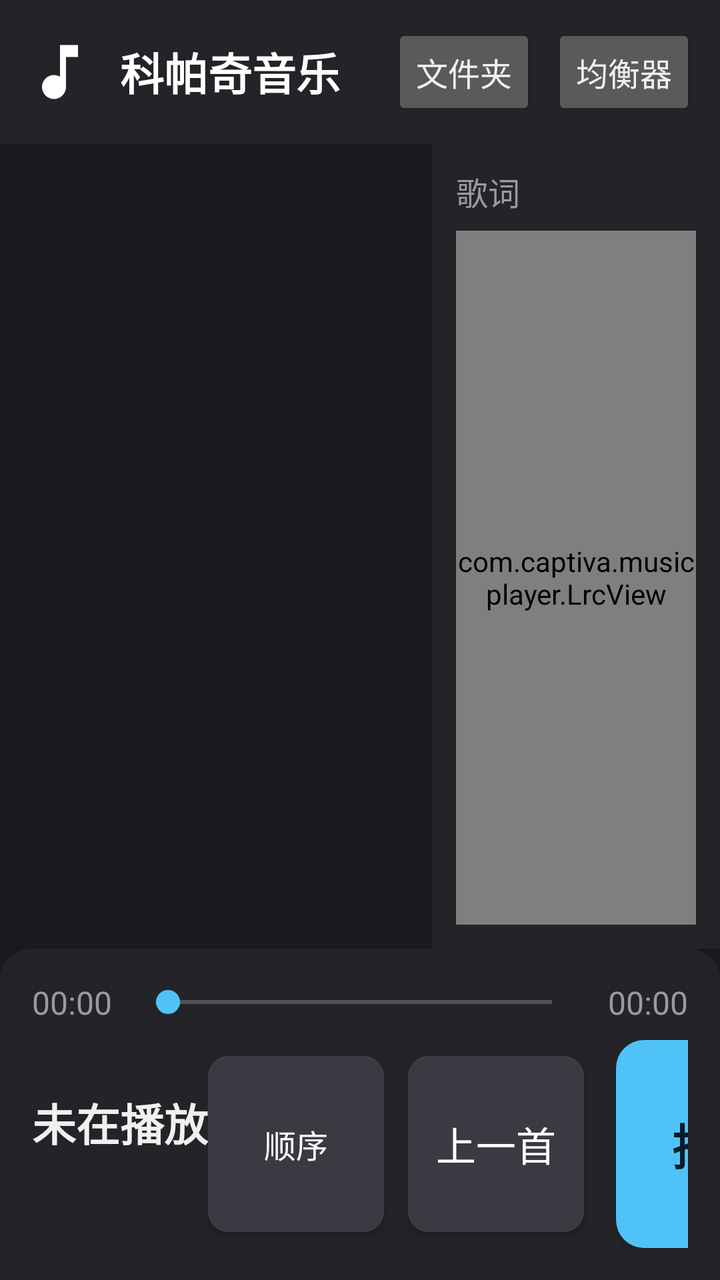
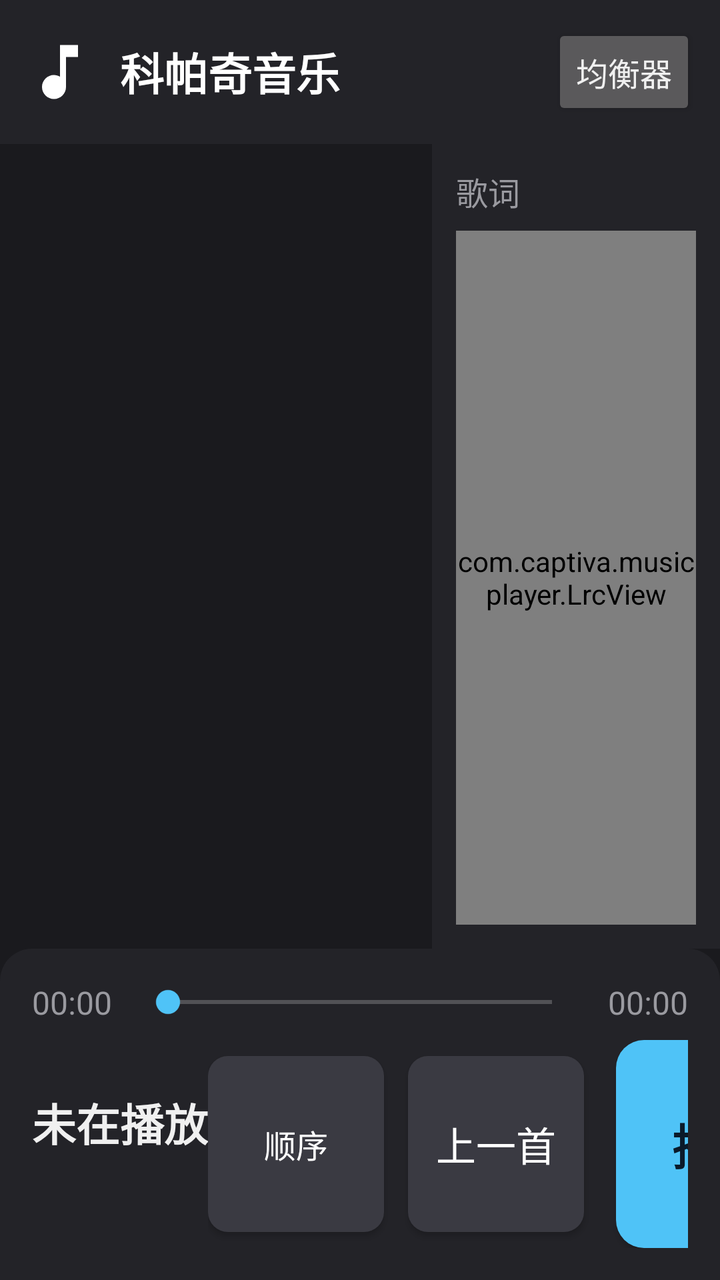

Before-and-after screenshots of an Android layout around one commit, followed by the original layout XML and the change that was made.
<!-- AndroidManifest.xml: application theme Theme.CaptivaMusic -->
<!-- res/layout/activity_main.xml -->
<?xml version="1.0" encoding="utf-8"?>
<LinearLayout xmlns:android="http://schemas.android.com/apk/res/android"
    android:layout_width="match_parent"
    android:layout_height="match_parent"
    android:orientation="vertical"
    android:background="@color/bg_main">

    
    <LinearLayout
        android:layout_width="match_parent"
        android:layout_height="wrap_content"
        android:orientation="horizontal"
        android:gravity="center_vertical"
        android:padding="@dimen/title_bar_padding"
        android:background="@color/bg_title_bar">

        <ImageView
            android:layout_width="36dp"
            android:layout_height="36dp"
            android:src="@drawable/ic_music_note"
            android:contentDescription="@string/app_name" />

        <TextView
            android:layout_width="0dp"
            android:layout_height="wrap_content"
            android:layout_weight="1"
            android:layout_marginStart="12dp"
            android:layout_marginLeft="12dp"
            android:text="@string/app_name"
            android:textColor="@color/text_title"
            android:textSize="@dimen/title_text_size"
            android:textStyle="bold" />

        <TextView
            android:id="@+id/tv_count"
            android:layout_width="wrap_content"
            android:layout_height="wrap_content"
            android:textColor="@color/text_secondary"
            android:textSize="@dimen/sub_text_size" />

        
        <Button
            android:id="@+id/btn_folder"
            android:layout_width="wrap_content"
            android:layout_height="wrap_content"
            android:layout_marginStart="12dp"
            android:layout_marginLeft="12dp"
            android:minWidth="72dp"
            android:text="文件夹"
            android:textSize="@dimen/sub_text_size" />

        <Button
            android:id="@+id/btn_equalizer"
            android:layout_width="wrap_content"
            android:layout_height="wrap_content"
            android:layout_marginStart="8dp"
            android:layout_marginLeft="8dp"
            android:minWidth="72dp"
            android:text="均衡器"
            android:textSize="@dimen/sub_text_size" />
    </LinearLayout>

    
    <LinearLayout
        android:layout_width="match_parent"
        android:layout_height="0dp"
        android:layout_weight="1"
        android:orientation="horizontal">

        
        <FrameLayout
            android:layout_width="0dp"
            android:layout_height="match_parent"
            android:layout_weight="3">

            <androidx.recyclerview.widget.RecyclerView
                android:id="@+id/rv_list"
                android:layout_width="match_parent"
                android:layout_height="match_parent"
                android:scrollbars="vertical"
                android:overScrollMode="ifContentScrolls" />

            <TextView
                android:id="@+id/tv_empty"
                android:layout_width="wrap_content"
                android:layout_height="wrap_content"
                android:layout_gravity="center"
                android:textColor="@color/text_secondary"
                android:textSize="@dimen/sub_text_size"
                android:visibility="gone" />
        </FrameLayout>

        
        <LinearLayout
            android:layout_width="0dp"
            android:layout_height="match_parent"
            android:layout_weight="2"
            android:orientation="vertical"
            android:padding="12dp"
            android:background="@color/bg_title_bar">

            <TextView
                android:layout_width="match_parent"
                android:layout_height="wrap_content"
                android:text="歌词"
                android:textColor="@color/text_secondary"
                android:textSize="@dimen/sub_text_size"
                android:layout_marginBottom="8dp" />

            <com.captiva.musicplayer.LrcView
                android:id="@+id/lrc_view"
                android:layout_width="match_parent"
                android:layout_height="match_parent" />
        </LinearLayout>
    </LinearLayout>

    
    <LinearLayout
        android:layout_width="match_parent"
        android:layout_height="wrap_content"
        android:orientation="vertical"
        android:padding="@dimen/control_bar_padding"
        android:background="@drawable/bg_control_bar">

        
        <LinearLayout
            android:layout_width="match_parent"
            android:layout_height="wrap_content"
            android:orientation="horizontal"
            android:gravity="center_vertical">

            <TextView
                android:id="@+id/tv_current_time"
                android:layout_width="wrap_content"
                android:layout_height="wrap_content"
                android:text="00:00"
                android:textColor="@color/text_secondary"
                android:textSize="@dimen/time_text_size" />

            <SeekBar
                android:id="@+id/sb_progress"
                android:layout_width="0dp"
                android:layout_height="wrap_content"
                android:layout_weight="1"
                android:layout_marginLeft="12dp"
                android:layout_marginRight="12dp"
                android:maxHeight="4dp"
                android:progressTint="@color/accent"
                android:thumbTint="@color/accent" />

            <TextView
                android:id="@+id/tv_total_time"
                android:layout_width="wrap_content"
                android:layout_height="wrap_content"
                android:text="00:00"
                android:textColor="@color/text_secondary"
                android:textSize="@dimen/time_text_size" />
        </LinearLayout>

        
        <LinearLayout
            android:layout_width="match_parent"
            android:layout_height="wrap_content"
            android:orientation="horizontal"
            android:gravity="center_vertical"
            android:layout_marginTop="8dp">

            
            <LinearLayout
                android:layout_width="0dp"
                android:layout_height="wrap_content"
                android:layout_weight="1"
                android:orientation="vertical">

                <TextView
                    android:id="@+id/tv_now_title"
                    android:layout_width="match_parent"
                    android:layout_height="wrap_content"
                    android:singleLine="true"
                    android:ellipsize="end"
                    android:text="未在播放"
                    android:textColor="@color/text_primary"
                    android:textSize="@dimen/now_title_text_size"
                    android:textStyle="bold" />

                <TextView
                    android:id="@+id/tv_now_artist"
                    android:layout_width="match_parent"
                    android:layout_height="wrap_content"
                    android:singleLine="true"
                    android:ellipsize="end"
                    android:textColor="@color/text_secondary"
                    android:textSize="@dimen/sub_text_size" />
            </LinearLayout>

            
            <LinearLayout
                android:layout_width="wrap_content"
                android:layout_height="wrap_content"
                android:orientation="horizontal"
                android:gravity="center_vertical">

                <Button
                    android:id="@+id/btn_mode"
                    android:layout_width="@dimen/btn_size"
                    android:layout_height="@dimen/btn_size"
                    android:background="@drawable/bg_btn"
                    android:text="顺序"
                    android:textColor="@color/btn_text"
                    android:textSize="16sp" />

                <Button
                    android:id="@+id/btn_prev"
                    android:layout_width="@dimen/btn_size"
                    android:layout_height="@dimen/btn_size"
                    android:layout_marginLeft="12dp"
                    android:background="@drawable/bg_btn"
                    android:text="上一首"
                    android:textColor="@color/btn_text"
                    android:textSize="@dimen/btn_text_size" />

                <Button
                    android:id="@+id/btn_play"
                    android:layout_width="@dimen/btn_size_play"
                    android:layout_height="@dimen/btn_size_play"
                    android:layout_marginLeft="16dp"
                    android:layout_marginRight="16dp"
                    android:background="@drawable/bg_btn_play"
                    android:text="播放"
                    android:textColor="@color/btn_play_text"
                    android:textSize="@dimen/btn_play_text_size"
                    android:textStyle="bold" />

                <Button
                    android:id="@+id/btn_next"
                    android:layout_width="@dimen/btn_size"
                    android:layout_height="@dimen/btn_size"
                    android:background="@drawable/bg_btn"
                    android:text="下一首"
                    android:textColor="@color/btn_text"
                    android:textSize="@dimen/btn_text_size" />
            </LinearLayout>
        </LinearLayout>
    </LinearLayout>

</LinearLayout>
<!-- resources referenced by this layout -->
<resources>
  <color name="accent">#4FC3F7</color>
  <color name="bg_main">#1A1A1E</color>
  <color name="bg_title_bar">#232328</color>
  <color name="btn_play_text">#0A1A2A</color>
  <color name="btn_text">#FFFFFF</color>
  <color name="text_primary">#F0F0F0</color>
  <color name="text_secondary">#9A9AA0</color>
  <color name="text_title">#FFFFFF</color>
  <dimen name="btn_play_text_size">24sp</dimen>
  <dimen name="btn_size">88dp</dimen>
  <dimen name="btn_size_play">104dp</dimen>
  <dimen name="btn_text_size">20sp</dimen>
  <dimen name="control_bar_padding">16dp</dimen>
  <dimen name="now_title_text_size">22sp</dimen>
  <dimen name="sub_text_size">16sp</dimen>
  <dimen name="time_text_size">16sp</dimen>
  <dimen name="title_bar_padding">12dp</dimen>
  <dimen name="title_text_size">22sp</dimen>
  <!-- drawable bg_btn (drawable) -->
  <?xml version="1.0" encoding="utf-8"?>
  <shape xmlns:android="http://schemas.android.com/apk/res/android"
      android:shape="rectangle">
      <solid android:color="@color/btn_bg" />
      <corners android:radius="10dp" />
  </shape>
  <!-- drawable bg_btn_play (drawable) -->
  <?xml version="1.0" encoding="utf-8"?>
  <shape xmlns:android="http://schemas.android.com/apk/res/android"
      android:shape="rectangle">
      <solid android:color="@color/btn_play_bg" />
      <corners android:radius="14dp" />
  </shape>
  <!-- drawable bg_control_bar (drawable) -->
  <?xml version="1.0" encoding="utf-8"?>
  <shape xmlns:android="http://schemas.android.com/apk/res/android"
      android:shape="rectangle">
      <solid android:color="@color/bg_control_bar" />
      <corners
          android:topLeftRadius="16dp"
          android:topRightRadius="16dp"
          android:bottomLeftRadius="0dp"
          android:bottomRightRadius="0dp" />
  </shape>
  <!-- drawable ic_music_note (drawable) -->
  <?xml version="1.0" encoding="utf-8"?>
  <vector xmlns:android="http://schemas.android.com/apk/res/android"
      android:width="24dp"
      android:height="24dp"
      android:viewportWidth="24"
      android:viewportHeight="24">
      <path
          android:fillColor="#FFFFFF"
          android:pathData="M12,3v10.55c-0.59,-0.34 -1.27,-0.55 -2,-0.55 -2.21,0 -4,1.79 -4,4s1.79,4 4,4 4,-1.79 4,-4V7h4V3h-6z" />
  </vector>
  <string name="app_name">科帕奇音乐</string>
  <style name="Theme.CaptivaMusic" parent="Theme.AppCompat.NoActionBar">
          <item name="colorPrimary">@color/accent</item>
          <item name="colorPrimaryDark">@color/bg_title_bar</item>
          <item name="colorAccent">@color/accent</item>
          <item name="android:windowBackground">@color/bg_main</item>
          <item name="android:statusBarColor">@color/bg_title_bar</item>
          <item name="android:textColorPrimary">@color/text_primary</item>
      </style>
  <color name="btn_bg">#3A3A42</color>
  <color name="btn_play_bg">#4FC3F7</color>
  <color name="bg_control_bar">#232328</color>
</resources>

<!-- the commit's change to res/layout/activity_main.xml (unified diff, before → after) -->
@@ -40,21 +40,11 @@
 
         
         <Button
-            android:id="@+id/btn_folder"
+            android:id="@+id/btn_equalizer"
             android:layout_width="wrap_content"
             android:layout_height="wrap_content"
             android:layout_marginStart="12dp"
             android:layout_marginLeft="12dp"
-            android:minWidth="72dp"
-            android:text="文件夹"
-            android:textSize="@dimen/sub_text_size" />
-
-        <Button
-            android:id="@+id/btn_equalizer"
-            android:layout_width="wrap_content"
-            android:layout_height="wrap_content"
-            android:layout_marginStart="8dp"
-            android:layout_marginLeft="8dp"
             android:minWidth="72dp"
             android:text="均衡器"
             android:textSize="@dimen/sub_text_size" />
